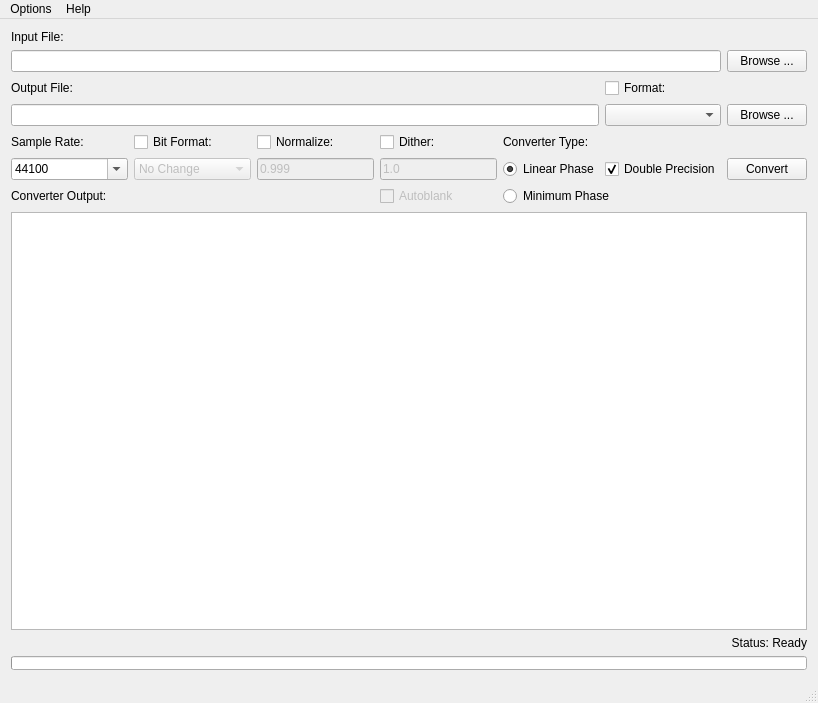
Above: ferocious/mainwindow.ui from jniemann66/ferocious before the change. Below: the same form after it.
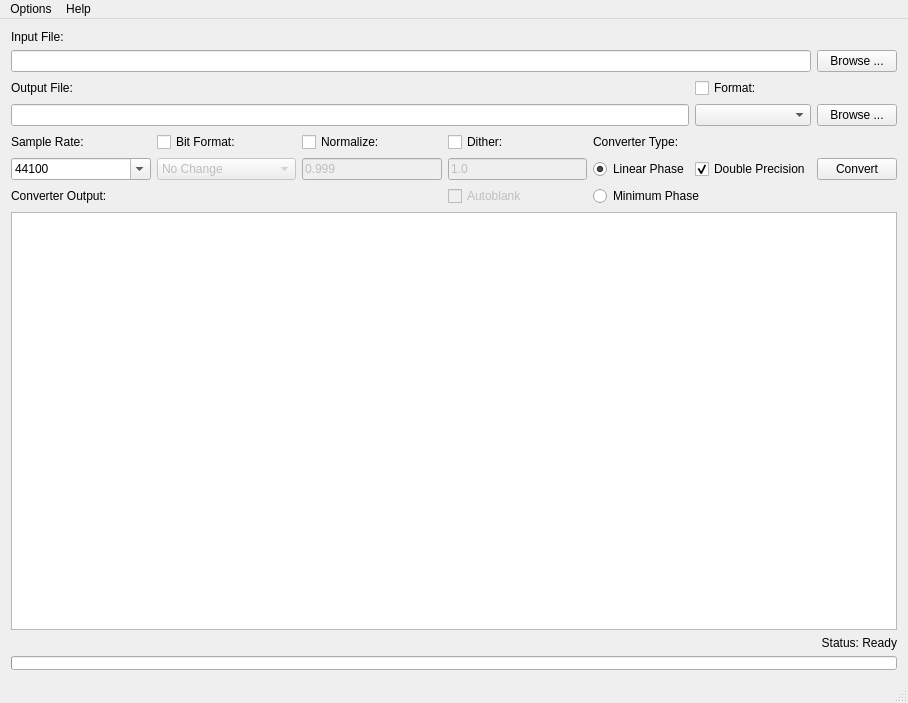
That is the form after the change. Icons and pictures are not drawn. Custom widgets are drawn as their Qt base class.

```diff
--- a/ferocious/mainwindow.ui
+++ b/ferocious/mainwindow.ui
@@ -6,7 +6,7 @@
    <rect>
     <x>0</x>
     <y>0</y>
-    <width>818</width>
+    <width>908</width>
     <height>703</height>
    </rect>
   </property>
@@ -48,7 +48,7 @@
        <bool>false</bool>
       </property>
       <property name="sizePolicy">
-       <sizepolicy hsizetype="MinimumExpanding" vsizetype="Fixed">
+       <sizepolicy hsizetype="MinimumExpanding" vsizetype="Minimum">
         <horstretch>0</horstretch>
         <verstretch>0</verstretch>
        </sizepolicy>
@@ -317,7 +317,7 @@
        <bool>false</bool>
       </property>
       <property name="sizePolicy">
-       <sizepolicy hsizetype="MinimumExpanding" vsizetype="Fixed">
+       <sizepolicy hsizetype="MinimumExpanding" vsizetype="Minimum">
         <horstretch>0</horstretch>
         <verstretch>0</verstretch>
        </sizepolicy>
@@ -457,7 +457,20 @@
      </widget>
     </item>
     <item row="3" column="5">
-     <widget class="QComboBox" name="outputFormatCombo"/>
+     <widget class="QComboBox" name="outputFormatCombo">
+      <property name="sizePolicy">
+       <sizepolicy hsizetype="Preferred" vsizetype="Minimum">
+        <horstretch>0</horstretch>
+        <verstretch>0</verstretch>
+       </sizepolicy>
+      </property>
+      <property name="minimumSize">
+       <size>
+        <width>0</width>
+        <height>22</height>
+       </size>
+      </property>
+     </widget>
     </item>
     <item row="5" column="1">
      <widget class="QCheckBox" name="BitDepthCheckBox">
@@ -489,7 +502,7 @@
     <item row="6" column="0">
      <widget class="QComboBox" name="SamplerateCombo">
       <property name="sizePolicy">
-       <sizepolicy hsizetype="MinimumExpanding" vsizetype="Fixed">
+       <sizepolicy hsizetype="MinimumExpanding" vsizetype="Minimum">
         <horstretch>0</horstretch>
         <verstretch>0</verstretch>
        </sizepolicy>
@@ -708,7 +721,7 @@
        <bool>false</bool>
       </property>
       <property name="sizePolicy">
-       <sizepolicy hsizetype="MinimumExpanding" vsizetype="Fixed">
+       <sizepolicy hsizetype="MinimumExpanding" vsizetype="Minimum">
         <horstretch>0</horstretch>
         <verstretch>0</verstretch>
        </sizepolicy>
@@ -942,8 +955,8 @@
     <rect>
      <x>0</x>
      <y>0</y>
-     <width>818</width>
-     <height>17</height>
+     <width>908</width>
+     <height>27</height>
     </rect>
    </property>
    <property name="sizePolicy">
```
